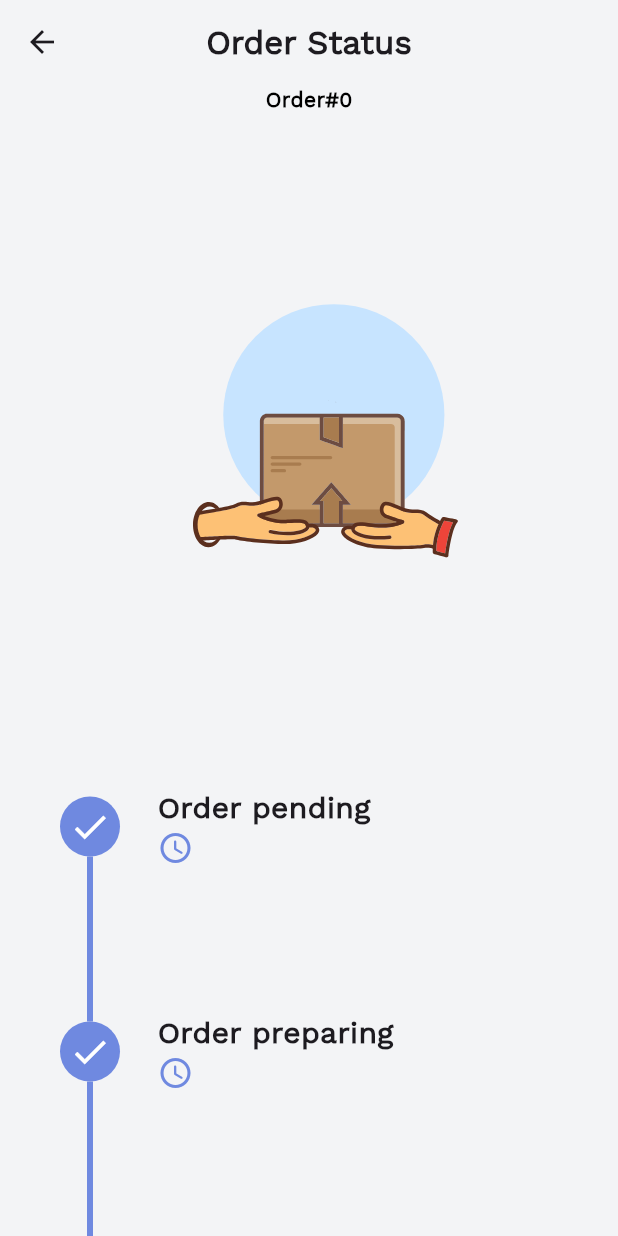
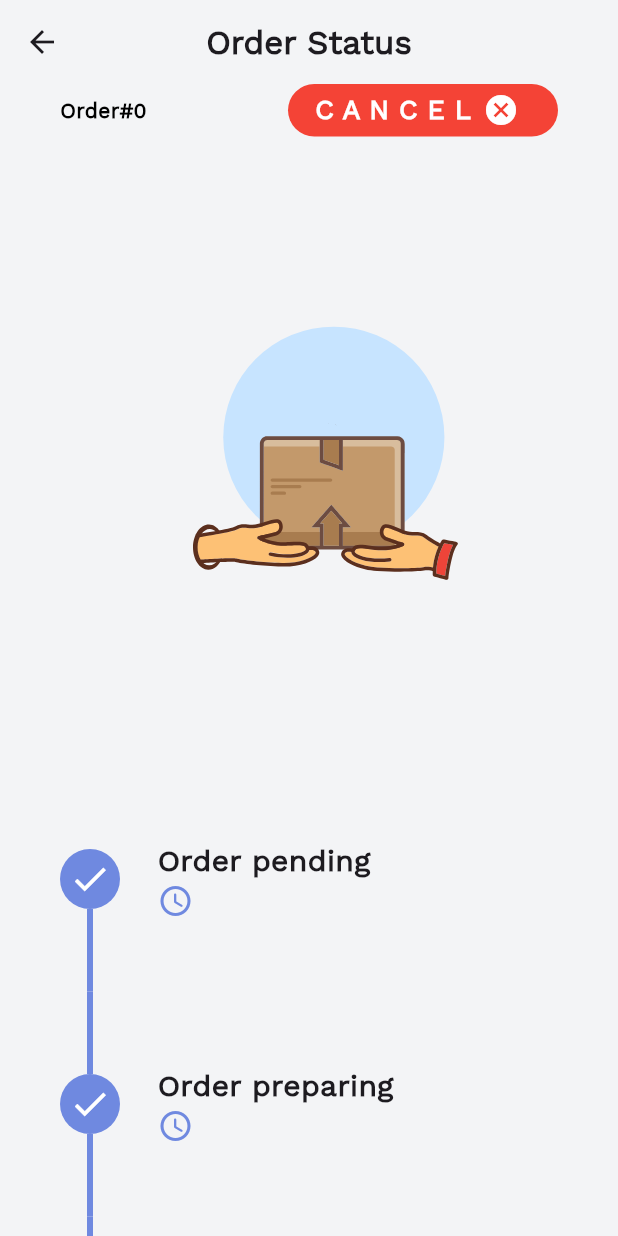
Before and after one commit to Mohamad-Ammis/fitness_app, a Flutter app: the OrderDetailsPage screen opened directly with empty values, on a phone screen of 412 x 824 dp. Run offline on Flutter 3.47's test engine with Material 3 defaults, Android fonts, the phone set to English and light mode, and no system bars; drawn by our look-alikes of timeline_tile; our stand-ins replace awesome_snackbar_content, cached_network_image, carousel_slider, circular_countdown_timer, curved_navigation_bar, dio and 20 more; missing offline and left inert: custom_timer, panara_dialogs, wheel_slider; accounts and stored records are empty; network calls fail.

Commit message:
showById&cancelOrder api

```diff
--- a/lib/constans.dart
+++ b/lib/constans.dart
@@ -3,7 +3,7 @@ import 'package:flutter/material.dart';
 
 class Constans {
   static const String fontFamily = 'Work Sans';
-  static const String host = '192.168.79.225';
+  static const String host = '192.168.40.117';
   static const String baseUrl = 'http://$host:8000/api/trainer/';
   static const Color primaryColor = Colors.white;
   static const Color secondryColor = Color(0xFFC0D8F2);
--- a/lib/views/auth_pages/login_page/widgets/login_form.dart
+++ b/lib/views/auth_pages/login_page/widgets/login_form.dart
@@ -113,6 +113,7 @@ class _LoginFormState extends State<LoginForm> {
                           debugPrint('iam hereeee');
                           var data = jsonDecode(response.body);
                           var token = data['token'];
+
                           userInfo?.setString('token', token);
                           debugPrint('token = ${userInfo?.getString('token')}');
                           Get.offAll(Data());
--- a/lib/views/shops/order_details_page/order_details_page.dart
+++ b/lib/views/shops/order_details_page/order_details_page.dart
@@ -1,8 +1,12 @@
+import 'dart:ffi';
+
 import 'package:fitnessapp/constans.dart';
+import 'package:fitnessapp/controller/shop_controller.dart';
 import 'package:fitnessapp/models/shop/order_model.dart';
 import 'package:fitnessapp/views/shops/order_details_page/widgets/custom_time_line_tile.dart';
 import 'package:fitnessapp/views/shops/order_details_page/widgets/event_card.dart';
 import 'package:flutter/material.dart';
+import 'package:get/get.dart';
 import 'package:lottie/lottie.dart';
 
 class OrderDetailsPage extends StatelessWidget {
@@ -28,6 +32,18 @@ class OrderDetailsPage extends StatelessWidget {
         child: SingleChildScrollView(
           child: Column(
             children: [
+              (model.status == "sent" || model.status == "received")
+                  ? Text(
+                      "Order#${model.id}",
+                      style: const TextStyle(
+                          color: Colors.black,
+                          fontFamily: Constans.fontFamily,
+                          fontWeight: FontWeight.bold,
+                          fontSize: 14),
+                    )
+                  : Row(
+                      mainAxisAlignment: MainAxisAlignment.spaceBetween,
+                      children: [
                         Text(
                           "Order#${model.id}",
                           style: const TextStyle(
@@ -36,11 +52,69 @@ class OrderDetailsPage extends StatelessWidget {
                               fontWeight: FontWeight.bold,
                               fontSize: 14),
                         ),
+                        (model.status != 'sent' && model.status != 'received')
+                            ? GetBuilder<ShopController>(builder: (controller) {
+                                return GestureDetector(
+                                  onTap: () async {
+                                    bool status = await controller.cancelOrder(
+                                        model.id, context);
+                                    if (status) {
+                                      Get.back();
+                                      controller.getAllOrders();
+                                    }
+                                  },
+                                  child: Container(
+                                    height: 35,
+                                    width: 180,
+                                    padding:
+                                        EdgeInsets.symmetric(horizontal: 16),
+                                    decoration: BoxDecoration(
+                                        color: Colors.red,
+                                        borderRadius:
+                                            BorderRadius.circular(32)),
+                                    child: controller.cancelOrderLoading
+                                        ? Center(
+                                            child: CircularProgressIndicator(
+                                            color: Colors.white,
+                                          ))
+                                        : Row(
+                                            mainAxisAlignment:
+                                                MainAxisAlignment.center,
+                                            children: [
+                                              Text(
+                                                'C A N C E L',
+                                                style: TextStyle(
+                                                    fontFamily:
+                                                        Constans.fontFamily,
+                                                    color: Colors.white,
+                                                    fontWeight: FontWeight.bold,
+                                                    fontSize: 18),
+                                              ),
+                                              Padding(
+                                                padding:
+                                                    const EdgeInsets.symmetric(
+                                                        horizontal: 8.0),
+                                                child: Icon(
+                                                  Icons.cancel,
+                                                  color: Colors.white,
+                                                ),
+                                              ),
+                                            ],
+                                          ),
+                                  ),
+                                );
+                              })
+                            : Container(),
+                      ],
+                    ),
               (model.status == 'pending' || model.status == "send")
                   ? Lottie.asset('assets/lottie/order_sending.json')
                   : model.status == "preparing"
                       ? Lottie.asset('assets/lottie/preparing.json')
                       : Lottie.asset('assets/lottie/order_received.json'),
+              SizedBox(
+                height: 20,
+              ),
               CustomTimeLineTile(
                 isFirst: true,
                 isLast: false,
@@ -75,11 +149,9 @@ class OrderDetailsPage extends StatelessWidget {
                 isFirst: false,
                 isLast: true,
                 isPast: model.status == 'received' ? true : false,
-                eventCard:
-                    (model.status != "pending" && model.status != 'preparing')
+                eventCard: (model.status == 'received')
                     ? EventCard(
-                            title: "Order received",
-                            subtitle: '${model.orderDate}')
+                        title: "Order received", subtitle: '${model.orderDate}')
                     : null,
               ),
             ],
--- a/lib/views/shops/order_page/order_page.dart
+++ b/lib/views/shops/order_page/order_page.dart
@@ -14,6 +14,8 @@ class OrderPage extends StatelessWidget {
   final controller = Get.put(ShopController());
   @override
   Widget build(BuildContext context) {
+    return GetBuilder<ShopController>(
+      builder: (controller) {
         return Scaffold(
           backgroundColor: const Color(0xFFF3F4F6),
           body: Stack(
@@ -66,4 +68,6 @@ class OrderPage extends StatelessWidget {
           ),
         );
       }
+    );
   }
+}
--- a/lib/views/shops/order_page/widgets/custom_appbar.dart
+++ b/lib/views/shops/order_page/widgets/custom_appbar.dart
@@ -1,6 +1,6 @@
-
 import 'package:fitnessapp/constans.dart';
 import 'package:flutter/material.dart';
+import 'package:get/get.dart';
 
 class CustomAppBar extends StatelessWidget {
   const CustomAppBar({
@@ -17,7 +17,9 @@ class CustomAppBar extends StatelessWidget {
             mainAxisAlignment: MainAxisAlignment.spaceBetween,
             children: [
               IconButton(
-                onPressed: () {},
+                onPressed: () {
+                  Get.back();
+                },
                 icon: const Icon(
                   Icons.arrow_back_ios,
                   color: Colors.white,
```
Also changed, not shown: lib/controller/shop_controller.dart (+32 -0 lines), lib/views/shops/product_page/product_page.dart (+26 -6 lines). Lines whose indentation alone changed are shown as unchanged.
